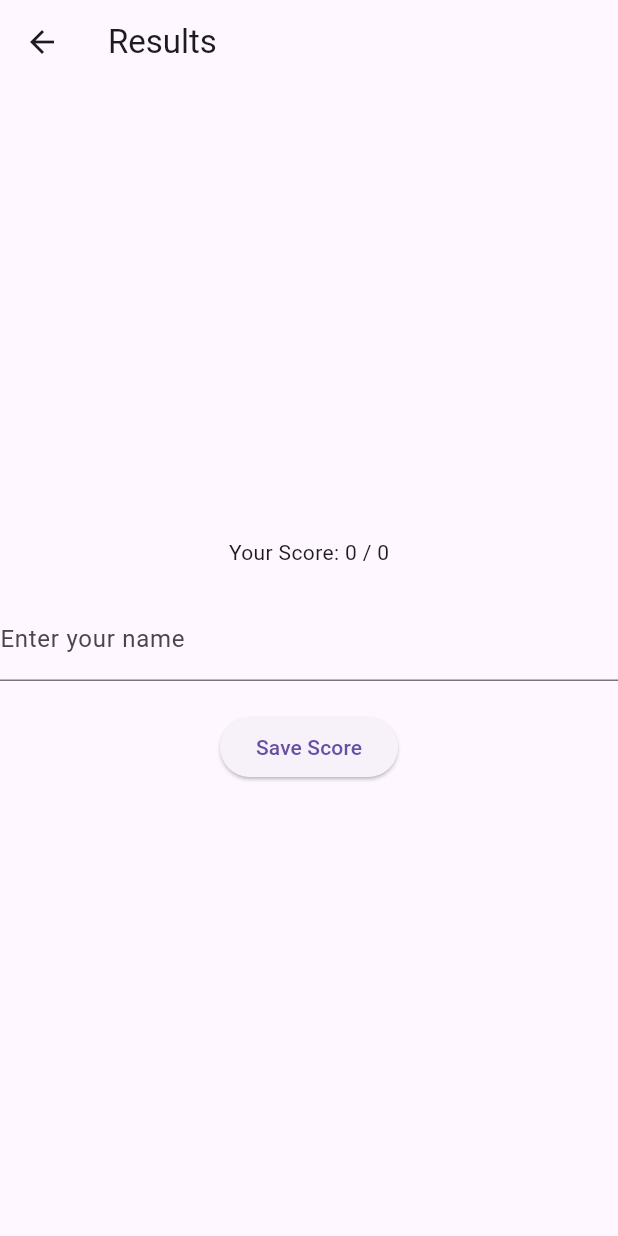
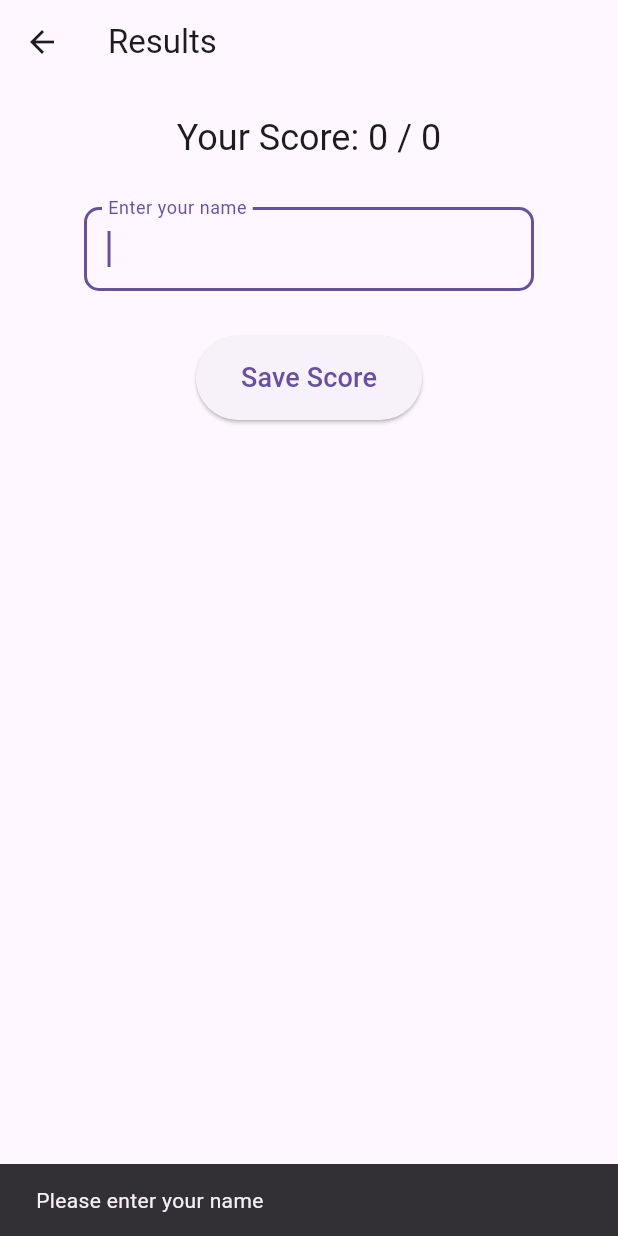
Before and after one commit to muntasir-ifaz574/quiz_app_RubizCode, a Flutter app: the ResultsScreen screen opened by its route, after a tap on "Save Score", on a phone screen of 412 x 824 dp. Run offline on Flutter 3.47's test engine with Material 3 defaults, Android fonts, the phone set to English and light mode, and no system bars; our stand-ins replace sqflite; missing offline and left inert: flutter_math_fork; accounts and stored records are empty.

Commit message:
fix some issue score calculating

```diff
--- a/lib/providers/quiz_provider.dart
+++ b/lib/providers/quiz_provider.dart
@@ -34,8 +34,9 @@ class QuizProvider extends ChangeNotifier {
   }
 
   void selectAnswer(int index) {
-    selectedAnswers[currentIndex] = index;
-    notifyListeners();
+    selectedAnswers[currentIndex] = index; // This should update the current question's answer
+    notifyListeners(); // This triggers UI updates
+    print("Selected answer $index for question $currentIndex"); // Add debug print
   }
 
   void nextQuestion() {
@@ -63,9 +64,33 @@ class QuizProvider extends ChangeNotifier {
       }
     });
   }
+  int calculateScore() {
+    int score = 0;
+    print("--- Calculating Score ---");
+    print("Total questions: ${questions.length}");
 
-  int calculateScore() {
-    return calculateScoreHelper(questions, selectedAnswers);
+    for (int i = 0; i < questions.length; i++) {
+      final question = questions[i];
+      final selectedAnswer = selectedAnswers[i];
+      final correctAnswer = question.answerIndex;
+
+      print("\nQuestion ${i + 1}:");
+      print("Selected answer index: $selectedAnswer");
+      print("Correct answer index: $correctAnswer");
+      print("Options: ${question.options.join(', ')}");
+
+      if (selectedAnswer != null && selectedAnswer == correctAnswer) {
+        score++;
+        print("✅ Correct!");
+      } else if (selectedAnswer == null) {
+        print("⚠️ No answer selected");
+      } else {
+        print("❌ Incorrect");
+      }
+    }
+
+    print("\nFinal Score: $score / ${questions.length}");
+    return score;
   }
 
   void resetQuiz() {
--- a/lib/screens/quiz_screen.dart
+++ b/lib/screens/quiz_screen.dart
@@ -22,7 +22,6 @@ class _QuizScreenState extends State<QuizScreen>
   @override
   void initState() {
     super.initState();
-
     _animationController = AnimationController(
       vsync: this,
       duration: const Duration(milliseconds: 500),
@@ -73,8 +72,9 @@ class _QuizScreenState extends State<QuizScreen>
         }
         if (provider.isQuizComplete) {
           WidgetsBinding.instance.addPostFrameCallback((_) {
-            Navigator.pushReplacementNamed(context, resultsRoute);
-            provider.resetQuiz();
+            Navigator.pushNamed(context, resultsRoute).then((_) {
+              provider.resetQuiz();
+            });
           });
           return const SizedBox.shrink();
         }
@@ -115,7 +115,6 @@ class _QuizScreenState extends State<QuizScreen>
                         separatorBuilder: (context, index) =>
                         const SizedBox(height: 8),
                         itemBuilder: (context, index) {
-                          // Staggered animation for options
                           final optionAnimation = CurvedAnimation(
                             parent: _animationController,
                             curve: Interval(
@@ -137,9 +136,7 @@ class _QuizScreenState extends State<QuizScreen>
                                 isSelected: provider
                                     .selectedAnswers[provider.currentIndex] ==
                                     index,
-                                isLocked: provider
-                                    .selectedAnswers[provider.currentIndex] !=
-                                    null,
+                                isLocked: false,
                                 onTap: () => provider.selectAnswer(index),
                               ),
                             ),
@@ -165,8 +162,8 @@ class _QuizScreenState extends State<QuizScreen>
                       child: FadeTransition(
                         opacity: _fadeAnimation,
                         child: ElevatedButton(
-                          onPressed: provider
-                              .selectedAnswers[provider.currentIndex] !=
+                          onPressed: provider.selectedAnswers[
+                          provider.currentIndex] !=
                               null
                               ? () => _nextQuestion(provider)
                               : null,
--- a/lib/screens/results_screen.dart
+++ b/lib/screens/results_screen.dart
@@ -14,30 +14,81 @@ class ResultsScreen extends StatefulWidget {
 
 class _ResultsScreenState extends State<ResultsScreen> {
   final _nameController = TextEditingController();
+  late final int _score;
+  late final int _totalQuestions;
+  final FocusNode _nameFocusNode = FocusNode();
+
+  @override
+  void initState() {
+    super.initState();
+    final provider = Provider.of<QuizProvider>(context, listen: false);
+    _score = provider.calculateScore();
+    _totalQuestions = provider.questions.length;
+    WidgetsBinding.instance.addPostFrameCallback((_) {
+      FocusScope.of(context).requestFocus(_nameFocusNode);
+    });
+  }
+
+  @override
+  void dispose() {
+    _nameController.dispose();
+    _nameFocusNode.dispose();
+    super.dispose();
+  }
 
   @override
   Widget build(BuildContext context) {
-    final provider = Provider.of<QuizProvider>(context);
-    final score = provider.calculateScore();
-    return Scaffold(
+    return GestureDetector(
+      onTap: () {
+        FocusScope.of(context).unfocus();
+      },
+      child: Scaffold(
         appBar: AppBar(title: const Text('Results')),
-      body: Center(
+        body: SingleChildScrollView(
+          padding: const EdgeInsets.all(20),
+          child: Center(
             child: Column(
               mainAxisAlignment: MainAxisAlignment.center,
               children: [
-            Text('Your Score: $score / ${provider.questions.length}'),
-            const SizedBox(height: 20),
-            TextField(
+                Text(
+                  'Your Score: $_score / $_totalQuestions',
+                  style: Theme.of(context).textTheme.headlineSmall,
+                ),
+                const SizedBox(height: 30),
+                SizedBox(
+                  width: 300,
+                  child: TextField(
                     controller: _nameController,
-              decoration: const InputDecoration(labelText: 'Enter your name'),
+                    focusNode: _nameFocusNode,
+                    autofocus: true,
+                    decoration: InputDecoration(
+                      labelText: 'Enter your name',
+                      border: OutlineInputBorder(
+                        borderRadius: BorderRadius.circular(10),
                       ),
-            const SizedBox(height: 20),
+                    ),
+                    textInputAction: TextInputAction.done,
+                  ),
+                ),
+                const SizedBox(height: 30),
                 ElevatedButton(
+                  style: ElevatedButton.styleFrom(
+                    padding: const EdgeInsets.symmetric(
+                        horizontal: 30, vertical: 15),
+                  ),
                   onPressed: () async {
-                if (_nameController.text.isEmpty) return;
+                    if (_nameController.text.trim().isEmpty) {
+                      ScaffoldMessenger.of(context).showSnackBar(
+                        const SnackBar(
+                          content: Text('Please enter your name'),
+                        ),
+                      );
+                      return;
+                    }
+
                     final newScore = Score(
-                  playerName: _nameController.text,
-                  score: score,
+                      playerName: _nameController.text.trim(),
+                      score: _score,
                       timestamp: DateTime.now(),
                     );
 
@@ -51,9 +102,14 @@ class _ResultsScreenState extends State<ResultsScreen> {
                       );
                     }
                   },
-              child: const Text('Save Score'),
-            )
+                  child: const Text(
+                    'Save Score',
+                    style: TextStyle(fontSize: 18),
+                  ),
+                ),
               ],
+            ),
+          ),
         ),
       ),
     );
```
Lines whose indentation alone changed are shown as unchanged.
